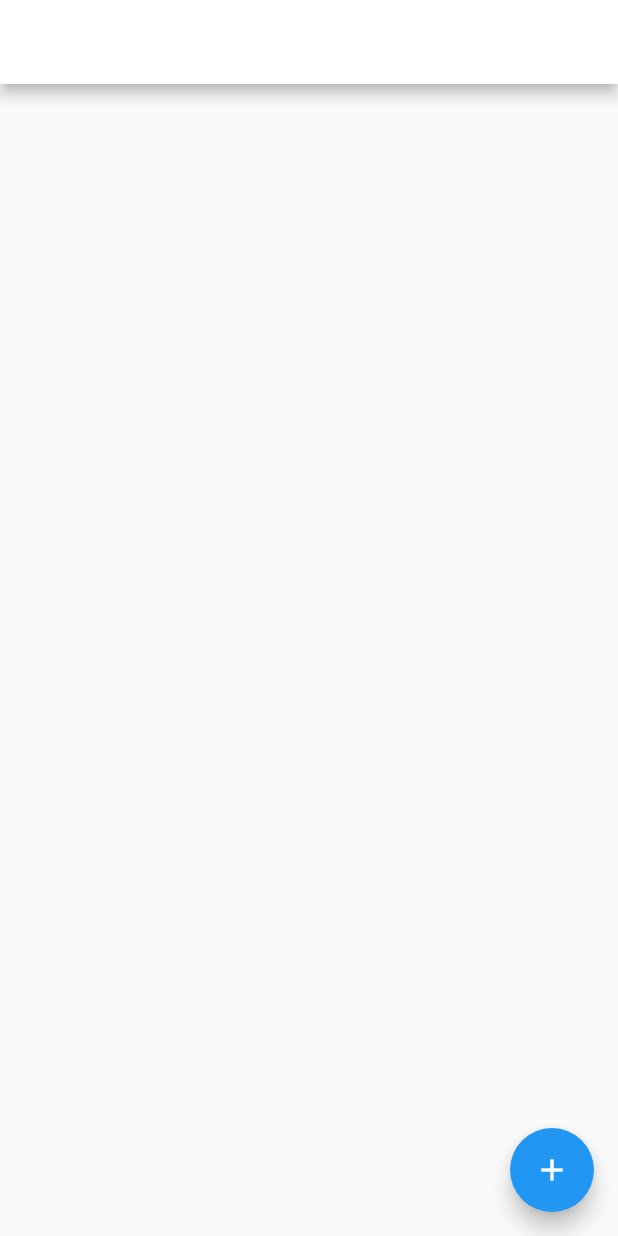
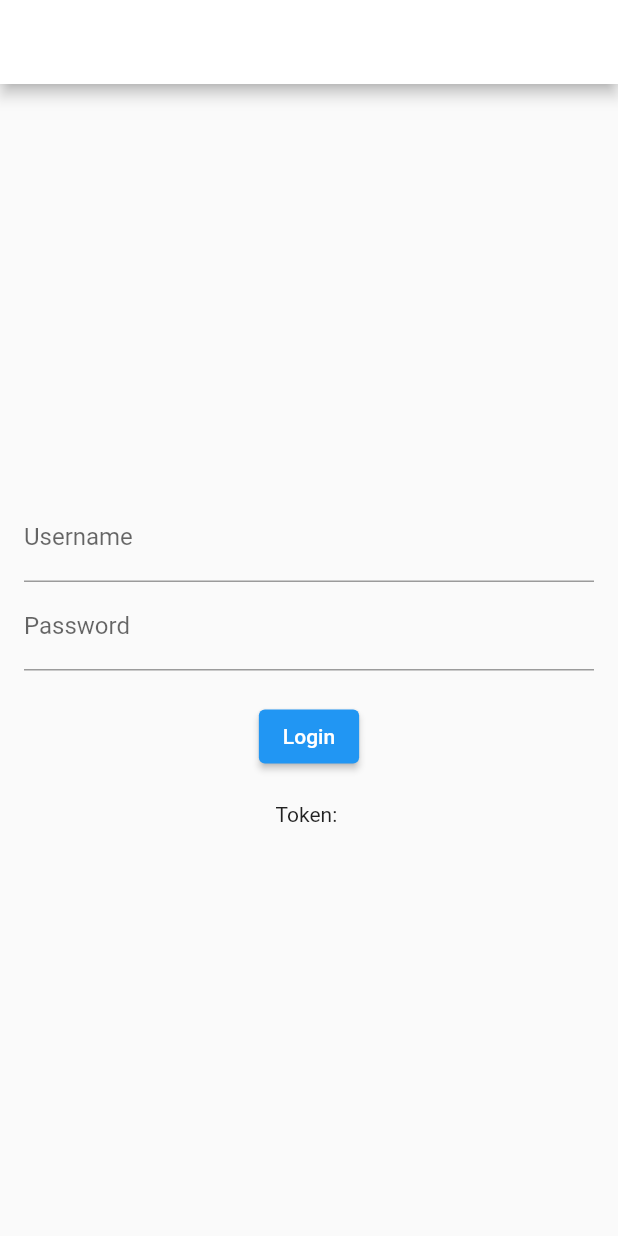
Before and after one commit to MathiasJens3n/Srcrumboard, a Flutter app: the screen it shows after launch, on a phone screen of 412 x 824 dp. Run offline on Flutter 3.47's test engine with Material 2 defaults, Android fonts, the phone set to English and light mode, and no system bars.

Commit message:
Various changes

```diff
--- a/lib/main.dart
+++ b/lib/main.dart
@@ -1,6 +1,5 @@
-import 'dart:convert';
-import 'package:http/http.dart' as http;
 import 'package:flutter/material.dart';
+import 'screens/my_home_screen.dart';
 
 void main() {
   WidgetsFlutterBinding.ensureInitialized();
@@ -10,99 +9,12 @@ void main() {
 class MyApp extends StatelessWidget {
   const MyApp({super.key});
 
-  // This widget is the root of your application.
   @override
   Widget build(BuildContext context) {
     return MaterialApp(
       title: 'Flutter Demo',
       darkTheme: ThemeData.dark(),
-      home: const MyHomePage(title: 'Pem_Certificate_Client'),
+      home: const MyHomePage(title: 'Scrumboard'),
     );
   }
 }
-
-class MyHomePage extends StatefulWidget {
-  const MyHomePage({super.key, required this.title});
-
-  // This widget is the home page of your application. It is stateful, meaning
-  // that it has a State object (defined below) that contains fields that affect
-  // how it looks.
-
-  // This class is the configuration for the state. It holds the values (in this
-  // case the title) provided by the parent (in this case the App widget) and
-  // used by the build method of the State. Fields in a Widget subclass are
-  // always marked "final".
-
-  final String title;
-
-  @override
-  State<MyHomePage> createState() => _MyHomePageState();
-}
-
-class _MyHomePageState extends State<MyHomePage> {
-  Future<void> fetchData() async {
-    final response =
-        await http.get(Uri.parse('https://192.168.56.1:5000/home/'));
-
-    if (response.statusCode == 200) {
-      // Parse the JSON response
-      final Map<String, dynamic> data = json.decode(response.body);
-
-      // Now, you can work with the data
-      print(data);
-    } else {
-      // Handle errors
-      print('Request failed with status: ${response.statusCode}');
-    }
-  }
-
-  @override
-  Widget build(BuildContext context) {
-    return Scaffold(
-      appBar: AppBar(
-        backgroundColor: Theme.of(context).colorScheme.inversePrimary,
-        title: Text(widget.title),
-      ),
-      floatingActionButton: FloatingActionButton(
-        onPressed: fetchData,
-        child: const Icon(Icons.add),
-      ), // This trailing comma makes auto-formatting nicer for build methods.
-    );
-  }
-}
-
-
-
-  // // Future<void> fetchData() async {
-  //   final p12File = File('assets\fluttercertificate+4.p12');
-  //   final p12Bytes = await p12File.readAsBytes();
-
-  //   const String password = 'Passw0rd!';
-
-  //   // Create a security context with the P12 certificate
-  //   final securityContext = SecurityContext.defaultContext;
-  //   securityContext.useCertificateChainBytes(Uint8List.fromList(p12Bytes),
-  //       password: password);
-  //   securityContext.usePrivateKeyBytes(Uint8List.fromList(p12Bytes),
-  //       password: password);
-
-  //   final client = HttpClient(context: securityContext);
-
-  //   try {
-  //     final request = await client.getUrl(
-  //       Uri.parse('https://localhost:5000/swagger/index.html'),
-  //     );
-
-  //     final response = await request.close();
-
-  //     if (response.statusCode == HttpStatus.ok) {
-  //       final responseBody = await response.transform(utf8.decoder).join();
-  //       print('Response data: $responseBody}');
-  //     } else {
-  //       // Handle errors
-  //       print('Request failed with status: ${response.statusCode}');
-  //     }
-  //   } finally {
-  //     client.close();
-  //   }
-  // }
--- /dev/null
+++ b/lib/screens/my_home_screen.dart
@@ -0,0 +1,122 @@
+import 'dart:convert';
+import 'dart:io';
+import 'dart:typed_data';
+
+import 'package:flutter/material.dart';
+import 'package:flutter/services.dart';
+
+import 'scrumboard_screen.dart';
+
+class MyHomePage extends StatefulWidget {
+  const MyHomePage({super.key, required this.title});
+
+  final String title;
+
+  @override
+  State<MyHomePage> createState() => _MyHomePageState();
+}
+
+class _MyHomePageState extends State<MyHomePage> {
+  final TextEditingController _usernameController = TextEditingController();
+  final TextEditingController _passwordController = TextEditingController();
+
+  String _token = "";
+
+  Future<bool> _login() async {
+    final username = _usernameController.text;
+    final password = _passwordController.text;
+
+    final assetNames = ['assets/flutter+6.pem', 'assets/flutter+6-key.pem'];
+
+    final List<Uint8List> assetBytes =
+        await Future.wait(assetNames.map((assetName) async {
+      final ByteData assetData = await rootBundle.load(assetName);
+      return assetData.buffer.asUint8List();
+    }));
+
+    final SecurityContext securityContext =
+        SecurityContext(withTrustedRoots: true)
+          ..useCertificateChainBytes(assetBytes[0])
+          ..usePrivateKeyBytes(assetBytes[1]);
+
+    final HttpClient client = HttpClient();
+
+    final request = await client.postUrl(
+      Uri.parse('https://192.168.56.1:5000/home/login'),
+    );
+    request.headers.set('Content-Type', 'application/json');
+
+    final jsonBody =
+        jsonEncode({'name': username, 'password': password, 'id': ""});
+
+    request.write(jsonBody);
+
+    try {
+      final response = await request.close();
+
+      if (response.statusCode == 200) {
+        final responseData =
+            json.decode(await response.transform(utf8.decoder).join());
+        final token = responseData['token'];
+        setState(() {
+          _token = token;
+        });
+
+        print('Login successful. Token: $_token');
+        return true;
+      } else {
+        print('Authentication failed. Status code: ${response.statusCode}');
+      }
+    } catch (e) {
+      print('Error: $e');
+    }
+    return false;
+  }
+
+  @override
+  Widget build(BuildContext context) {
+    return Scaffold(
+      appBar: AppBar(
+        backgroundColor: Theme.of(context).colorScheme.inversePrimary,
+        title: Text(widget.title),
+      ),
+      body: Center(
+        child: Padding(
+          padding: const EdgeInsets.all(16.0),
+          child: Column(
+            mainAxisAlignment: MainAxisAlignment.center,
+            children: <Widget>[
+              TextField(
+                controller: _usernameController,
+                decoration: const InputDecoration(labelText: 'Username'),
+              ),
+              TextField(
+                controller: _passwordController,
+                decoration: const InputDecoration(labelText: 'Password'),
+                obscureText: true,
+              ),
+              const SizedBox(height: 20),
+              ElevatedButton(
+                onPressed: () async {
+                  bool authrorized = await _login();
+                  if (authrorized) {
+                    // ignore: use_build_context_synchronously
+                    Navigator.push(
+                      context,
+                      MaterialPageRoute(
+                          builder: (context) => const ScrumboardScreen()),
+                    );
+                  }
+                  ;
+                },
+                child: const Text('Login'),
+              ),
+              const SizedBox(height: 20),
+              Text('Token: $_token'),
+            ],
+          ),
+        ),
+      ),
+    );
+  }
+}
```
Also changed, not shown: lib/screens/scrumboard_screen.dart (added, +10 -0 lines), pubspec.yaml (+4 -5 lines), 3 other files.
